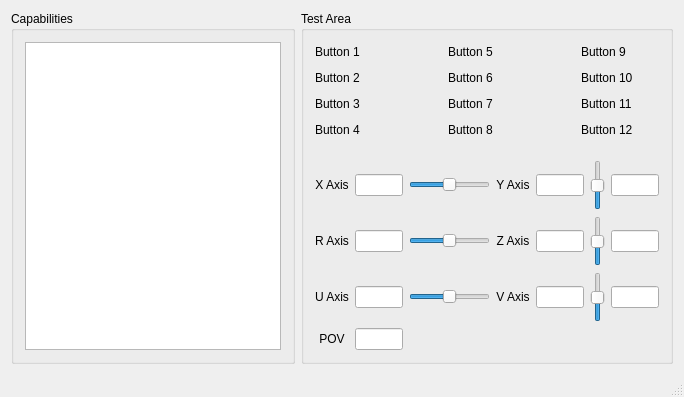
Old version of the form GamePadDemo/gamepaddemo.ui in the repository fmuecke/Ipponboard.
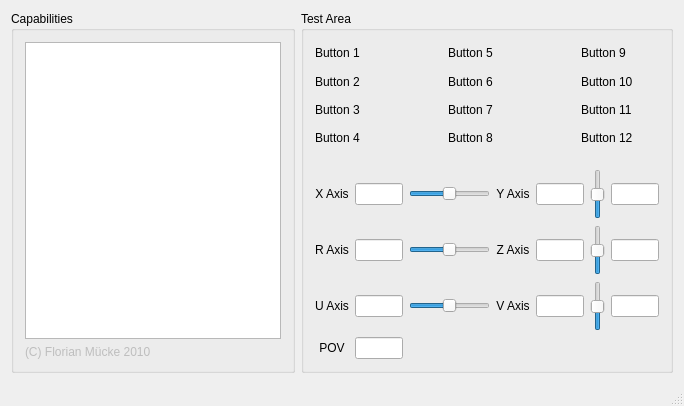
New version of the form. Custom widgets are drawn as their Qt base class.

```diff
--- a/GamePadDemo/gamepaddemo.ui
+++ b/GamePadDemo/gamepaddemo.ui
@@ -7,7 +7,7 @@
     <x>0</x>
     <y>0</y>
     <width>684</width>
-    <height>373</height>
+    <height>406</height>
    </rect>
   </property>
   <property name="windowTitle">
@@ -80,6 +80,16 @@
          </column>
         </widget>
        </item>
+       <item>
+        <widget class="QLabel" name="label_13">
+         <property name="enabled">
+          <bool>false</bool>
+         </property>
+         <property name="text">
+          <string>(C) Florian Mücke 2010 </string>
+         </property>
+        </widget>
+       </item>
       </layout>
      </widget>
     </item>
@@ -366,7 +376,7 @@
         </layout>
        </item>
        <item>
-        <layout class="QGridLayout" name="gridLayout_2" rowstretch="0,1,0,1" columnstretch="0,0,0,0,0,0,0,0" rowminimumheight="0,1,0,1">
+        <layout class="QGridLayout" name="gridLayout_2" rowstretch="0,1,0,1" columnstretch="0,0,0,0,0,0" rowminimumheight="0,1,0,1">
          <property name="sizeConstraint">
           <enum>QLayout::SetDefaultConstraint</enum>
          </property>
```
Left out of the diff: 11 changed lines with no effect on the pictures.
